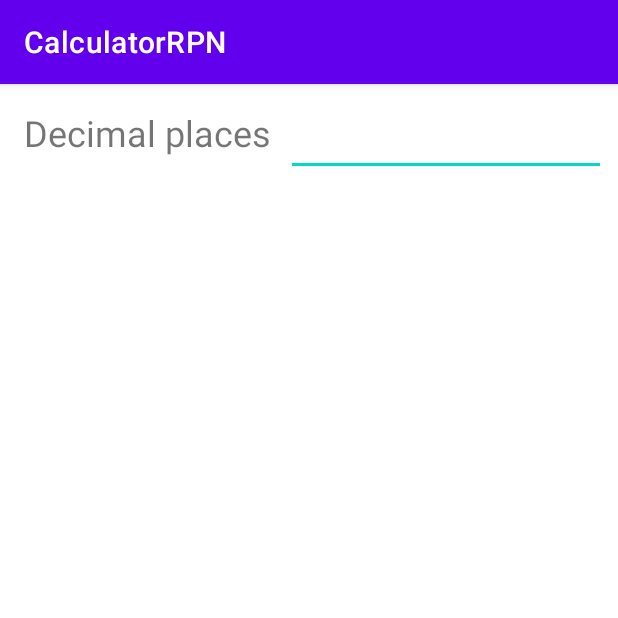
After one commit to Quattro-Bajeena/CalculatorRPN, an Android app: the SettingsActivity screen opened directly, with no data from a screen before it, on a phone screen of 412 x 824 dp, the top half of it. The commit adds this screen. Run offline under Robolectric (Android 15) with nearby library versions, the phone set to English and light mode, and no system bars.

Commit message:
started settings activity

```diff
--- a/app/src/main/AndroidManifest.xml
+++ b/app/src/main/AndroidManifest.xml
@@ -10,6 +10,9 @@
         android:supportsRtl="true"
         android:theme="@style/Theme.CalculatorRPN">
         <activity
+            android:name=".SettingsActivity"
+            android:exported="false" />
+        <activity
             android:name=".MainActivity"
             android:exported="true">
             <intent-filter>
--- /dev/null
+++ b/app/src/main/java/com/example/calculatorrpn/SettingsActivity.kt
@@ -0,0 +1,20 @@
+package com.example.calculatorrpn
+
+import androidx.appcompat.app.AppCompatActivity
+import android.os.Bundle
+
+class SettingsActivity : AppCompatActivity() {
+    override fun onCreate(savedInstanceState: Bundle?) {
+        super.onCreate(savedInstanceState)
+        setContentView(R.layout.activity_settings)
+    }
+
+    private fun saveSettings(){
+
+
+        val settings = getSharedPreferences("General", 0)
+        val editor = settings.edit()
+        editor.putInt("Rounding", 5)
+        editor.commit()
+    }
+}
--- /dev/null
+++ b/app/src/main/res/layout/activity_settings.xml
@@ -0,0 +1,30 @@
+<?xml version="1.0" encoding="utf-8"?>
+<androidx.constraintlayout.widget.ConstraintLayout xmlns:android="http://schemas.android.com/apk/res/android"
+    xmlns:app="http://schemas.android.com/apk/res-auto"
+    xmlns:tools="http://schemas.android.com/tools"
+    android:layout_width="match_parent"
+    android:layout_height="match_parent"
+    tools:context=".SettingsActivity">
+
+    <TextView
+        android:id="@+id/textView"
+        android:layout_width="wrap_content"
+        android:layout_height="wrap_content"
+        android:layout_marginStart="16dp"
+        android:layout_marginTop="16dp"
+        android:text="Decimal places"
+        android:textSize="24sp"
+        app:layout_constraintStart_toStartOf="parent"
+        app:layout_constraintTop_toTopOf="parent" />
+
+    <EditText
+        android:id="@+id/editTextNumber"
+        android:layout_width="wrap_content"
+        android:layout_height="wrap_content"
+        android:layout_marginTop="16dp"
+        android:layout_marginEnd="8dp"
+        android:ems="10"
+        android:inputType="number"
+        app:layout_constraintEnd_toEndOf="parent"
+        app:layout_constraintTop_toTopOf="parent" />
+</androidx.constraintlayout.widget.ConstraintLayout>
```
Also changed, not shown: app/src/main/java/com/example/calculatorrpn/MainActivity.kt (+25 -8 lines), app/src/main/java/com/example/calculatorrpn/Settings.kt (added, +8 -0 lines).
